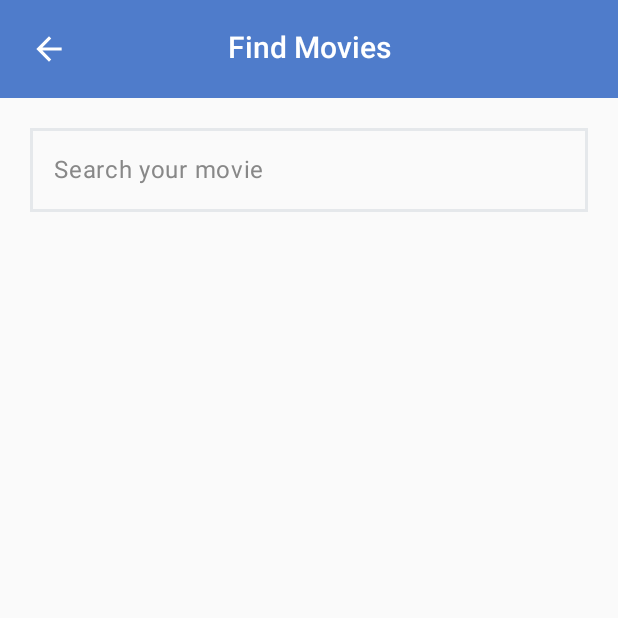
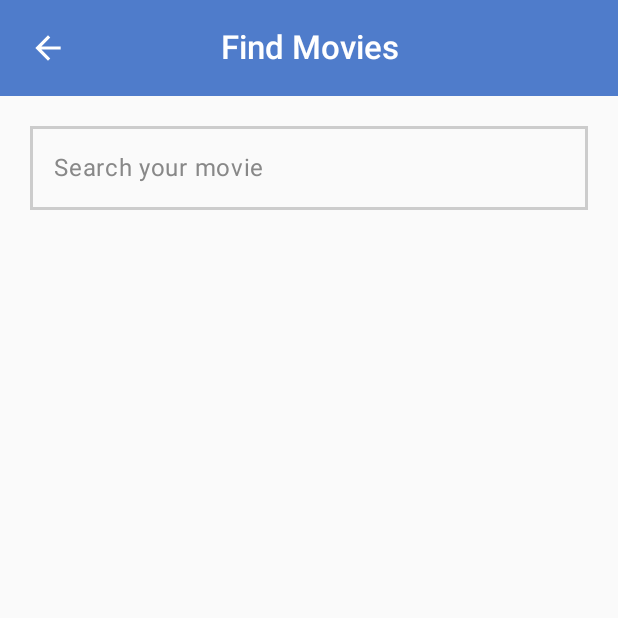
Before and after one commit to aminakhtar5595/Spot-Flix, an Android app built with Jetpack Compose: the SearchScreen screen opened through its navigation route, on a phone screen of 412 x 824 dp, the top half of it. Run offline under Robolectric (Android 15) with nearby library versions, the phone set to English and light mode, and no system bars.

Commit message:
Refactored search screen

```diff
--- a/app/src/main/java/com/example/spotflix/ui/screens/FavoriteScreen.kt
+++ b/app/src/main/java/com/example/spotflix/ui/screens/FavoriteScreen.kt
@@ -12,6 +12,7 @@ import androidx.compose.foundation.lazy.items
 import androidx.compose.runtime.collectAsState
 import androidx.compose.runtime.getValue
 import com.example.spotflix.ui.components.Header
+import com.example.spotflix.ui.components.MovieCard
 
 @Composable
 fun FavoriteScreen(navController: NavController, viewModel: SearchViewModel = viewModel()) {
--- a/app/src/main/java/com/example/spotflix/ui/screens/SearchScreen.kt
+++ b/app/src/main/java/com/example/spotflix/ui/screens/SearchScreen.kt
@@ -1,23 +1,12 @@
 package com.example.spotflix.ui.screens
-import androidx.compose.foundation.background
 import androidx.compose.foundation.border
-import androidx.compose.foundation.clickable
-import androidx.compose.foundation.layout.Arrangement
 import androidx.compose.foundation.layout.Box
 import androidx.compose.foundation.layout.Column
-import androidx.compose.foundation.layout.Row
 import androidx.compose.foundation.layout.fillMaxWidth
-import androidx.compose.foundation.layout.height
 import androidx.compose.foundation.layout.padding
-import androidx.compose.foundation.layout.size
-import androidx.compose.foundation.layout.width
 import androidx.compose.foundation.lazy.LazyColumn
 import androidx.compose.foundation.shape.RoundedCornerShape
-import androidx.compose.material.icons.Icons
-import androidx.compose.material.icons.filled.ArrowBack
 import androidx.compose.material3.ExperimentalMaterial3Api
-import androidx.compose.material3.Icon
-import androidx.compose.material3.Surface
 import androidx.compose.material3.Text
 import androidx.compose.material3.TextField
 import androidx.compose.material3.TextFieldDefaults
@@ -29,20 +18,16 @@ import androidx.compose.runtime.remember
 import androidx.compose.runtime.setValue
 import androidx.compose.ui.Alignment
 import androidx.compose.ui.Modifier
-import androidx.compose.ui.draw.shadow
 import androidx.compose.ui.graphics.Color
 import androidx.compose.ui.text.TextStyle
-import androidx.compose.ui.text.font.FontWeight
-import androidx.compose.ui.text.style.TextAlign
 import androidx.compose.ui.unit.dp
 import androidx.compose.ui.unit.sp
 import androidx.navigation.NavController
-import coil.compose.AsyncImage
 import com.example.spotflix.ui.viewmodel.SearchViewModel
 import androidx.compose.foundation.lazy.items
 import androidx.compose.material3.CircularProgressIndicator
-import androidx.compose.ui.layout.ContentScale
-import com.example.spotflix.ui.model.Movie
+import com.example.spotflix.ui.components.Header
+import com.example.spotflix.ui.components.MovieCard
 
 @OptIn(ExperimentalMaterial3Api::class)
 @Composable
@@ -53,36 +38,10 @@ fun SearchScreen(navController: NavController, viewModel: SearchViewModel = andr
     val favoriteMovies by viewModel.favoriteMovies.collectAsState()
 
     Column {
-        Box(modifier = Modifier
-            .background(color = Color(0xFF4F7CCB))
-            .padding(20.dp)
-            .fillMaxWidth()
-        ) {
-            Icon(
-                imageVector = Icons.Filled.ArrowBack,
-                contentDescription = "Arrow Back",
-                modifier = Modifier
-                    .size(25.dp)
-                    .clickable { navController.popBackStack() },
-                tint = Color.White
-            )
-
-            Text(
-                text = "Find Movies",
-                style = TextStyle(
-                    fontSize = 20.sp,
-                    color = Color.White,
-                    fontWeight = FontWeight.SemiBold,
-                    textAlign = TextAlign.Center,
-                ),
-                modifier = Modifier
-                    .fillMaxWidth(),
-            )
-        }
+        Header(title = "Find Movies", navController = { navController.popBackStack() })
 
         Column(
-            modifier = Modifier
-                .padding(20.dp)
+            modifier = Modifier.padding(20.dp)
         ) {
             TextField(
                 textStyle = TextStyle(
@@ -105,7 +64,7 @@ fun SearchScreen(navController: NavController, viewModel: SearchViewModel = andr
                 modifier = Modifier
                     .fillMaxWidth()
                     .padding(bottom = 15.dp)
-                    .border(width = 1.5.dp, color = Color(0xFFE5E8EB)),
+                    .border(width = 1.5.dp, color = Color.LightGray),
                 shape = RoundedCornerShape(10.dp),
                 placeholder = { Text("Search your movie") },
             )
@@ -129,77 +88,6 @@ fun SearchScreen(navController: NavController, viewModel: SearchViewModel = andr
                 }
             }
             }
-
         }
     }
 }
-
-@Composable
-fun MovieCard(movie: Movie, isFavorite: Boolean, onFavoriteClick: () -> Unit, onClick: () -> Unit) {
-    Row (
-        modifier = Modifier
-            .padding(bottom = 15.dp)
-            .border(width = 0.2.dp, color = Color.Gray, shape = RoundedCornerShape(10.dp))
-            .shadow(elevation = 3.dp, shape = RoundedCornerShape(10.dp))
-            .background(color = Color.White, shape = RoundedCornerShape(10.dp))
-            .padding(vertical = 10.dp, horizontal = 15.dp)
-            .fillMaxWidth()
-            .clickable { onClick() },
-        horizontalArrangement = Arrangement.SpaceBetween,
-        verticalAlignment = Alignment.CenterVertically,
-    ) {
-        Row (
-            verticalAlignment = Alignment.CenterVertically
-        ) {
-            AsyncImage(
-                model = "https://image.tmdb.org/t/p/w500${movie.poster_path}",
-                contentDescription = "Google Image",
-                modifier = Modifier
-                    .height(100.dp)
-                    .width(60.dp),
-                contentScale = ContentScale.Fit
-            )
-            Column (
-                modifier = Modifier.padding(horizontal = 10.dp),
-            ) {
-                Text(
-                    text = movie.title, style = TextStyle(fontWeight = FontWeight.SemiBold))
-                Row (
-                    modifier = Modifier.padding(vertical = 5.dp)
-                ) {
-                    Text(text = "${movie.vote_average} | ${movie.release_date}", fontSize = 13.sp)
-                }
-
-                Surface(
-                    color = Color.Red,
-                    contentColor = Color.White,
-                    shape = RoundedCornerShape(10.dp),
-                    shadowElevation = 0.dp
-                ) {
-                    Box(
-                        modifier = Modifier
-                            .clickable { }
-                            .padding(horizontal = 7.dp, vertical = 5.dp)
-                        ,
-                    ) {
-                        Text(
-                            text = "Share",
-                            style = TextStyle(
-                                fontSize = 10.sp,
-                                fontWeight = FontWeight.Bold
-                            )
-                        )
-                    }
-                }
-            }
-        }
-        AsyncImage(
-            model = if (isFavorite) "https://static.vecteezy.com/system/resources/previews/018/842/695/non_2x/red-heart-shape-icon-like-or-love-symbol-for-valentine-s-day-3d-render-illustration-free-png.png"
-            else "https://static.vecteezy.com/system/resources/thumbnails/019/040/388/small_2x/red-empty-heart-png.png",
-            contentDescription = "Google Image",
-            modifier = Modifier.size(18.dp)
-                .clickable { onFavoriteClick() },
-
-        )
-    }
-}
```
Also changed, not shown: app/src/main/java/com/example/spotflix/ui/components/MovieCard.kt (added, +100 -0 lines), app/src/main/java/com/example/spotflix/ui/theme/Color.kt (line endings or trailing spaces).
